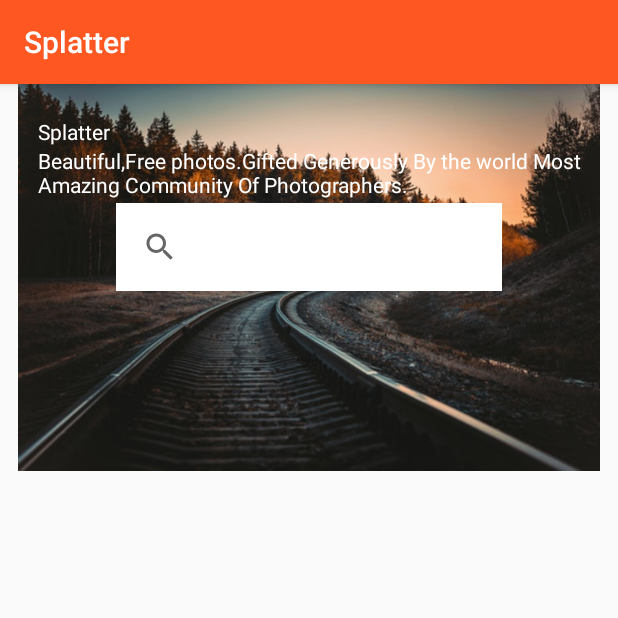
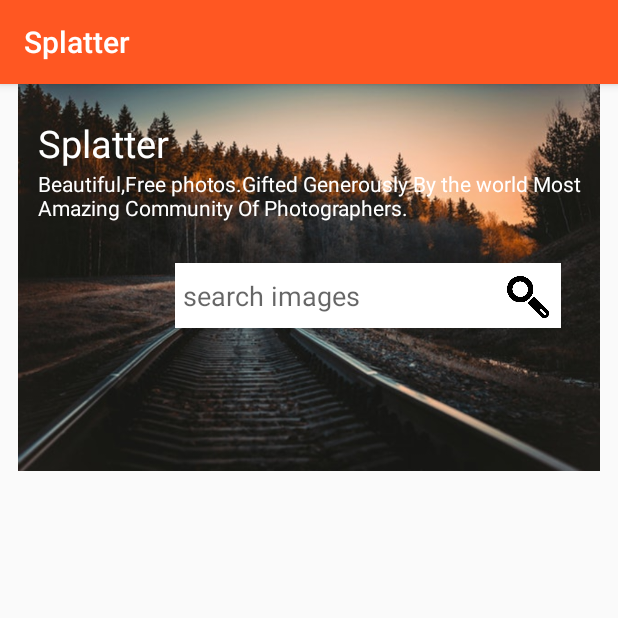
Before and after one commit to lorrainemikai/Splatter, an Android app: the HomeActivity screen opened directly, with no data from a screen before it, on a phone screen of 412 x 824 dp, the top half of it. Run offline under Robolectric (Android 15) with nearby library versions, the phone set to English and light mode, and no system bars.

Commit message:
added search button icon

```diff
--- a/app/src/main/res/layout/activity_home.xml
+++ b/app/src/main/res/layout/activity_home.xml
@@ -23,7 +23,8 @@
         android:layout_marginStart="25dp"
         android:layout_marginTop="22dp"
         android:text="Splatter"
-        android:textColor="@color/colorTextIcons" />
+        android:textColor="@color/colorTextIcons"
+        android:textSize="25dp"/>
 
     <TextView
         android:id="@+id/textView3"
@@ -32,16 +33,28 @@
         android:layout_alignStart="@+id/textView2"
         android:layout_below="@+id/textView2"
         android:text="@string/more"
-        android:textColor="@color/colorTextIcons" />
+        android:textColor="@color/colorTextIcons"
+        />
 
-    <SearchView
+    <EditText
         android:id="@+id/locationEditText"
         android:layout_width="257dp"
-        android:layout_height="wrap_content"
-        android:layout_below="@+id/textView3"
-        android:layout_centerHorizontal="true"
+        android:layout_height="43dp"
+        android:layout_alignParentEnd="true"
+        android:layout_alignParentTop="true"
+        android:layout_marginEnd="38dp"
+        android:layout_marginTop="119dp"
         android:background="@color/colorTextIcons"
         android:hint="search images"
         android:padding="5dp" />
 
+    <ImageView
+        android:id="@+id/imageView3"
+        android:layout_width="29dp"
+        android:layout_height="41dp"
+        android:layout_alignBottom="@+id/locationEditText"
+        android:layout_alignParentEnd="true"
+        android:layout_marginEnd="45dp"
+        app:srcCompat="@drawable/search" />
+
 </RelativeLayout>
```
Also changed, not shown: app/src/main/res/drawable/search.png (added).
